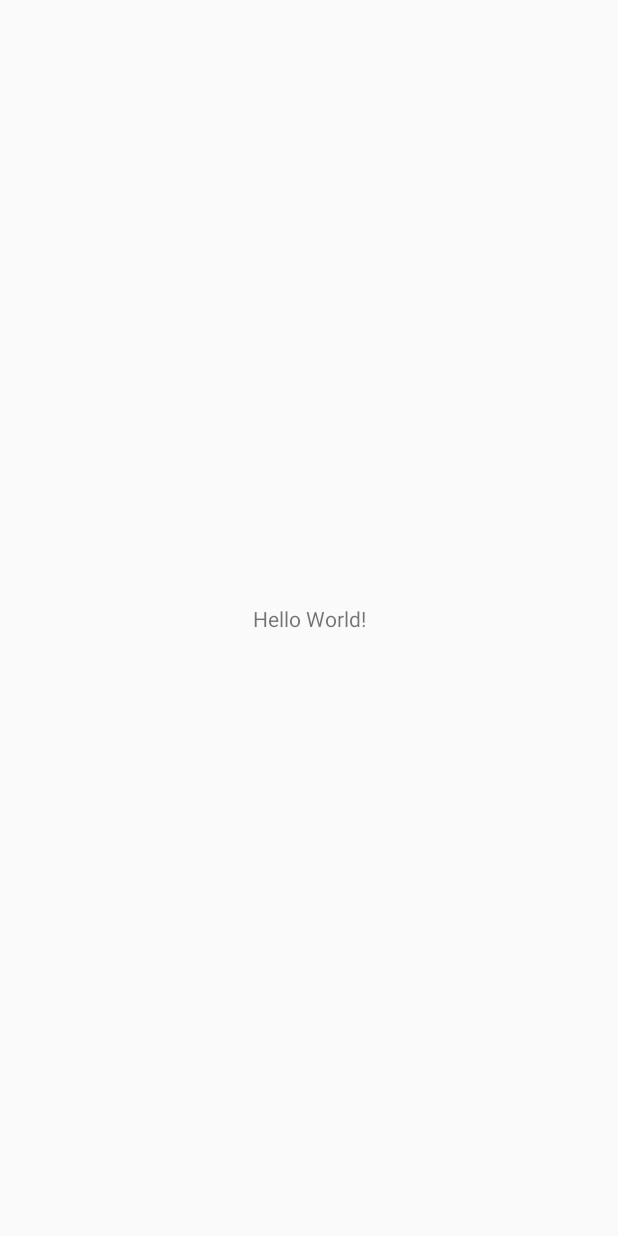
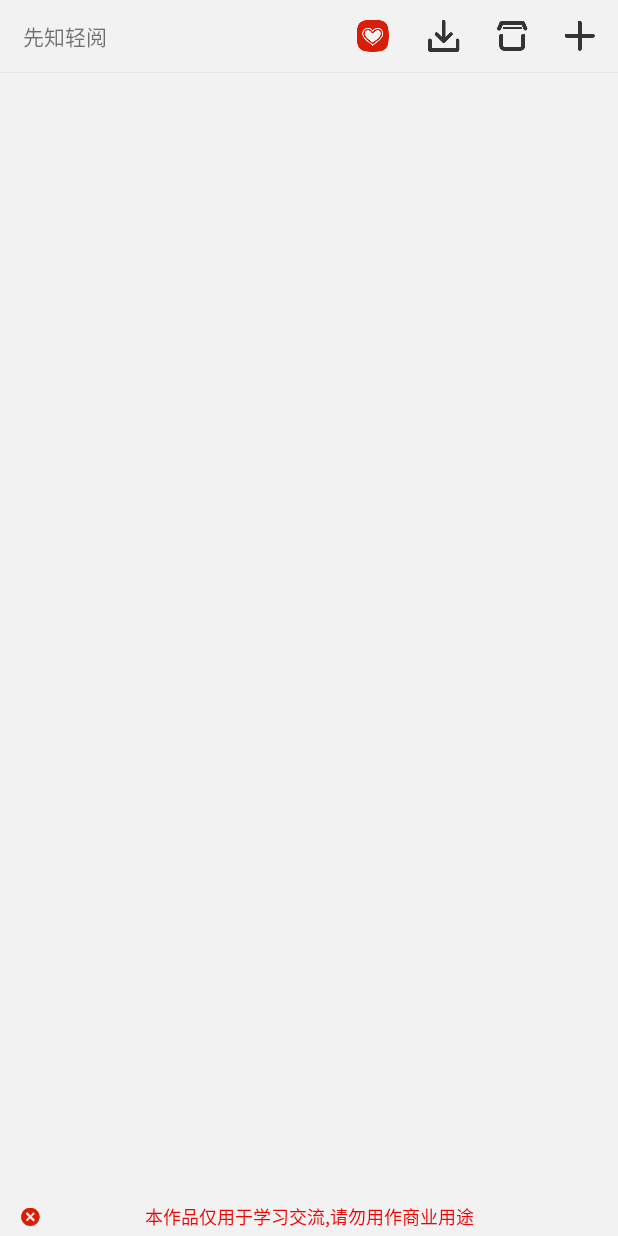
Before and after one commit to chenxianfu/LightRead, an Android app: the screen it shows after launch (MainActivity), on a phone screen of 412 x 824 dp. Before the commit the screen is almost empty. Run offline under Robolectric (Android 15) with nearby library versions, the phone set to English and light mode, and no system bars; libraries missing offline, so code that uses them is left out: com.chad.library.

Commit message:
项目构建相关目录,基本文件提交<2>

```diff
--- a/app/build.gradle
+++ b/app/build.gradle
@@ -30,4 +30,5 @@ dependencies {
 
     compile 'com.android.support.constraint:constraint-layout:1.0.2'
     testCompile 'junit:junit:4.12'
+    compile project(path: ':customer_recycler_library')
 }
--- a/app/src/main/java/com/jushiyun/cxf/lightread/MainActivity.java
+++ b/app/src/main/java/com/jushiyun/cxf/lightread/MainActivity.java
@@ -1,13 +1,75 @@
 package com.jushiyun.cxf.lightread;
 
-import android.support.v7.app.AppCompatActivity;
 import android.os.Bundle;
+import android.view.View;
+import android.widget.ImageButton;
+import android.widget.TextView;
 
-public class MainActivity extends AppCompatActivity {
+import com.jushiyun.cxf.lightread.base.BaseActivity;
+
+/**
+ * Created by cxf on 2017/8/23.
+ *
+ * @title
+ * @describe 主页面
+ * @email chenxianfu_it@163.com
+ */
+public class MainActivity extends BaseActivity {
+
+    private TextView tv_logo; //logo
+    private ImageButton ib_money; //捐赠
+    private ImageButton ib_download; //下载
+    private ImageButton ib_library; //书城
+    private ImageButton ib_add; //本地
+
+    /**
+     * setContentView(R.layout.activity_main_1);  //正常布局
+     * setContentView(R.layout.activity_main);  //用constraintlayout写的布局
+     * @return
+     */
+    @Override
+    public int setLayout() {
+        return R.layout.activity_main_1;
+    }
 
     @Override
-    protected void onCreate(Bundle savedInstanceState) {
-        super.onCreate(savedInstanceState);
-        setContentView(R.layout.activity_main);
+    public void initBaseView() {
+        tv_logo = (TextView) findViewById(R.id.tv_logo);
+        ib_money = (ImageButton) findViewById(R.id.ib_money);
+        ib_download = (ImageButton) findViewById(R.id.ib_download);
+        ib_library = (ImageButton) findViewById(R.id.ib_library);
+        ib_add = (ImageButton) findViewById(R.id.ib_add);
+
+        setListener();
+    }
+
+    private void setListener() {
+        ib_money.setOnClickListener(new View.OnClickListener() {
+            @Override
+            public void onClick(View v) {
+
+            }
+        });
+
+        ib_download.setOnClickListener(new View.OnClickListener() {
+            @Override
+            public void onClick(View v) {
+
+            }
+        });
+
+        ib_library.setOnClickListener(new View.OnClickListener() {
+            @Override
+            public void onClick(View v) {
+
+            }
+        });
+
+        ib_add.setOnClickListener(new View.OnClickListener() {
+            @Override
+            public void onClick(View v) {
+
+            }
+        });
     }
 }
--- /dev/null
+++ b/app/src/main/java/com/jushiyun/cxf/lightread/widget/CustomRecyclerView.java
@@ -0,0 +1,233 @@
+package com.jushiyun.cxf.lightread.widget;
+
+import android.content.Context;
+import android.content.res.TypedArray;
+import android.support.v4.widget.SwipeRefreshLayout;
+import android.support.v7.widget.RecyclerView;
+import android.util.AttributeSet;
+import android.view.View;
+import android.view.ViewGroup;
+import android.widget.LinearLayout;
+import android.widget.TextView;
+
+import com.chad.library.adapter.base.BaseQuickAdapter;
+import com.jushiyun.cxf.lightread.R;
+
+/**
+ * @author mahuafeng
+ * @title
+ * @description 自定义recycleview，集成下拉刷新，上来加载, 侧滑删除
+ * <p>
+ * 1、new 一个adapter extends BaseQucikAdapter()
+ * 2、setOnDataChangeListener实现下拉，上拉
+ * 3、setOnItemClickListener实现item点击
+ * 4、adapter.setItemSlideEnable(true)打开右滑菜单显示功能，要求item布局必须是LinearLayout横布局，分为左右2个部分
+ * @date 16/8/9
+ */
+
+public class CustomRecyclerView extends LinearLayout
+        implements BaseQuickAdapter.RequestLoadMoreListener, BaseQuickAdapter.OnRefreshListener {
+    private static final String TAG = CustomRecyclerView.class.getSimpleName();
+
+    private Context context;
+    private SwipeRefreshLayout srl;
+    private RecyclerView rv;
+    private BaseQuickAdapter adapter;
+
+    private OnDataChangeListener onDataChangeListener;
+    /**
+     * 是否能够上拉加载更多
+     */
+    private boolean load_more_enable = true;
+    private TextView footer;
+
+    private int PAGE_SIZE = 10;
+
+    public CustomRecyclerView(Context context) {
+        super(context);
+        init(context);
+    }
+
+    public CustomRecyclerView(Context context, AttributeSet attrs) {
+        super(context, attrs);
+        init(context);
+
+        TypedArray typedArray = context.obtainStyledAttributes(attrs, R.styleable.CustomRecyclerView);
+        // 设置srl下拉刷新组件是否可用
+        srl.setEnabled(typedArray.getBoolean(R.styleable.CustomRecyclerView_enable_refresh, true));
+        srl.setColorSchemeResources(R.color.blue, R.color.green, R.color.orange, R.color.red);
+
+        typedArray.recycle();
+    }
+
+    public CustomRecyclerView(Context context, AttributeSet attrs, int defStyleAttr) {
+        super(context, attrs, defStyleAttr);
+        init(context);
+    }
+
+    private void init(Context context) {
+        this.context = context;
+
+        setLayoutParams(new ViewGroup.LayoutParams(ViewGroup.LayoutParams.MATCH_PARENT, ViewGroup.LayoutParams.MATCH_PARENT));
+        setOrientation(LinearLayout.VERTICAL);
+
+        srl = new SwipeRefreshLayout(context);
+        srl.setLayoutParams(new LayoutParams(ViewGroup.LayoutParams.MATCH_PARENT, ViewGroup.LayoutParams.MATCH_PARENT));
+        srl.setOnRefreshListener(new OnSwipeRefreshListener());
+
+        rv = new RecyclerView(context);
+        rv.setLayoutParams(new ViewGroup.LayoutParams(ViewGroup.LayoutParams.MATCH_PARENT, ViewGroup.LayoutParams.MATCH_PARENT));
+        rv.setVerticalScrollBarEnabled(true);
+
+        srl.addView(rv);
+        addView(srl);
+
+    }
+
+//    /**
+//     * 给当前的RecyclerView设置适配器
+//     *
+//     * @param adapter     适配器
+//     * @param emptyViewId 当没有内容时是显示的组件
+//     */
+//    public void setAdapter(final BaseQuickAdapter adapter, int emptyViewId, String noDataString) {
+//        View view = LayoutInflater.from(context).inflate(emptyViewId, null);
+//        view.setLayoutParams(new ViewGroup.LayoutParams(ViewGroup.LayoutParams.MATCH_PARENT, ViewGroup.LayoutParams.MATCH_PARENT));
+//        ((TextView) view.findViewById(R.id.tv_no_data)).setText(noDataString);
+//        setAdapter(adapter, view);
+//    }
+
+    public void setAdapter(final BaseQuickAdapter adapter) {
+        setAdapter(adapter, null);
+    }
+
+    public void setAdapter(final BaseQuickAdapter adapter, final View view) {
+        this.adapter = adapter;
+        adapter.setEmptyView(view);
+        //动画
+//        adapter.openLoadAnimation(BaseQuickAdapter.SCALEIN);
+
+        adapter.openLoadMore(PAGE_SIZE, true);
+        adapter.setOnLoadMoreListener(this);
+        adapter.setOnRefreshListener(this);
+        adapter.setOnRecyclerViewItemClickListener(null);
+
+//        adapter.addFooterView(footer);
+
+        rv.setAdapter(adapter);
+    }
+
+    /**
+     * BaseQuickAdapter.RequestLoadMoreListener
+     */
+    @Override
+    public void onLoadMoreRequested() {
+        if (onDataChangeListener != null && load_more_enable) {
+            onDataChangeListener.onLoadMore();
+        }
+    }
+
+    /**
+     * BaseQuickAdapter.OnRefreshListener
+     *
+     * @param refreshEnable
+     */
+    @Override
+    public void onRefreshEnable(boolean refreshEnable) {
+        srl.setEnabled(refreshEnable);
+    }
+
+    /**
+     * 设置上拉刷新和下拉加载更多
+     *
+     * @param onDataChangeListener
+     */
+    public void setOnDataChangeListener(OnDataChangeListener onDataChangeListener) {
+        this.onDataChangeListener = onDataChangeListener;
+    }
+
+    /**
+     * 设置item点击事件
+     *
+     * @param on_item_click
+     */
+    public void setOnItemClickListener(OnRecyclerItemClickListener on_item_click) {
+        adapter.setOnRecyclerViewItemClickListener(on_item_click);
+    }
+
+    /**
+     * 设置SwipeRefreshLayout刷新
+     *
+     * @param refresh
+     */
+    public void setRefreshing(boolean refresh) {
+        if (srl != null) {
+            srl.setRefreshing(refresh);
+        }
+//        adapter.removeFooterView(footer);
+    }
+
+    public void setRefreshEnable(boolean enable) {
+        srl.setEnabled(enable);
+    }
+
+    public boolean isRefreshEnable(boolean enable) {
+        return srl.isEnabled();
+    }
+
+    public void setLoadMoreEnable(boolean enable) {
+        if (adapter != null) {
+            adapter.openLoadMore(PAGE_SIZE, enable);
+        }
+        if (enable) {
+            adapter.removeFooterView(footer);
+            adapter.addFooterView(footer);
+        } else {
+            adapter.removeFooterView(footer);
+        }
+        this.load_more_enable = enable;
+    }
+
+    public boolean isLoadMoreEnable(boolean enable) {
+        return this.load_more_enable;
+    }
+
+    public RecyclerView getRecyclerView() {
+        return rv;
+    }
+
+    public SwipeRefreshLayout getRefreshView() {
+        return srl;
+    }
+
+    public void setHasFixedSize(boolean isHasFixdSize) {
+        rv.setHasFixedSize(isHasFixdSize);
+    }
+
+    public void setLayoutManager(RecyclerView.LayoutManager layoutManager) {
+        rv.setLayoutManager(layoutManager);
+    }
+
+    public void addOnScrollListener(RecyclerView.OnScrollListener listener) {
+        rv.addOnScrollListener(listener);
+    }
+
+    public interface OnDataChangeListener {
+        void onRefresh();
+
+        void onLoadMore();
+    }
+
+    private class OnSwipeRefreshListener implements SwipeRefreshLayout.OnRefreshListener {
+        @Override
+        public void onRefresh() {
+            if (onDataChangeListener != null) {
+                onDataChangeListener.onRefresh();
+            }
+        }
+    }
+
+    public interface OnRecyclerItemClickListener extends BaseQuickAdapter.OnRecyclerViewItemClickListener {
+        //
+    }
+}
--- /dev/null
+++ b/app/src/main/res/drawable/bg_ib_pre.xml
@@ -0,0 +1,4 @@
+<?xml version="1.0" encoding="utf-8"?>
+<selector xmlns:android="http://schemas.android.com/apk/res/android">
+    <item android:drawable="@android:color/transparent"/>
+</selector>
--- /dev/null
+++ b/app/src/main/res/drawable/selector_icon_donwload_main.xml
@@ -0,0 +1,5 @@
+<?xml version="1.0" encoding="utf-8"?>
+<selector xmlns:android="http://schemas.android.com/apk/res/android">
+    <item android:drawable="@drawable/icon_download_main_nor" android:state_pressed="false"/>
+    <item android:drawable="@drawable/icon_download_main_pre" android:state_pressed="true"/>
+</selector>
--- /dev/null
+++ b/app/src/main/res/drawable/selector_iv_add.xml
@@ -0,0 +1,5 @@
+<?xml version="1.0" encoding="utf-8"?>
+<selector xmlns:android="http://schemas.android.com/apk/res/android">
+    <item android:state_pressed="false" android:drawable="@drawable/icon_add_nor"/>
+    <item android:state_pressed="true" android:drawable="@drawable/icon_add_sel"/>
+</selector>
--- /dev/null
+++ b/app/src/main/res/drawable/selector_iv_library.xml
@@ -0,0 +1,5 @@
+<?xml version="1.0" encoding="utf-8"?>
+<selector xmlns:android="http://schemas.android.com/apk/res/android">
+    <item android:state_pressed="false" android:drawable="@drawable/icon_library_nor"/>
+    <item android:state_pressed="true" android:drawable="@drawable/icon_library_sel"/>
+</selector>
--- /dev/null
+++ b/app/src/main/res/layout/activity_main_1.xml
@@ -0,0 +1,104 @@
+<?xml version="1.0" encoding="utf-8"?>
+<RelativeLayout xmlns:android="http://schemas.android.com/apk/res/android"
+    xmlns:app="http://schemas.android.com/apk/res-auto"
+    android:layout_width="match_parent"
+    android:layout_height="match_parent"
+    android:orientation="vertical"
+    android:background="@color/light_grey">
+
+    <LinearLayout
+        android:layout_width="match_parent"
+        android:layout_height="match_parent"
+        android:orientation="vertical">
+
+        <LinearLayout
+            android:layout_width="match_parent"
+            android:layout_height="48dp"
+            android:orientation="horizontal">
+
+            <TextView
+                android:id="@+id/tv_logo"
+                android:layout_width="119dp"
+                android:layout_height="21dp"
+                android:layout_gravity="center_vertical"
+                android:layout_marginLeft="15dp"
+                android:text="@string/app_name"/>
+
+            <View
+                android:layout_width="0dp"
+                android:layout_height="0dp"
+                android:layout_weight="1" />
+
+            <ImageButton
+                android:id="@+id/ib_money"
+                android:layout_width="40dp"
+                android:layout_height="40dp"
+                android:layout_gravity="center_vertical"
+                android:background="@drawable/bg_ib_pre"
+                android:layout_marginRight="5dp"
+                android:src="@drawable/icon_donation2"
+                android:visibility="visible" />
+            <ImageButton
+                android:id="@+id/ib_download"
+                android:layout_width="44dp"
+                android:layout_height="40dp"
+                android:layout_gravity="center_vertical"
+                android:layout_marginRight="3dp"
+                android:background="@drawable/bg_ib_pre"
+                android:src="@drawable/selector_icon_donwload_main"
+                android:transitionName="ic_search" />
+            <ImageButton
+                android:id="@+id/ib_library"
+                android:layout_width="40dp"
+                android:layout_height="40dp"
+                android:layout_gravity="center_vertical"
+                android:layout_marginRight="5dp"
+                android:background="@drawable/bg_ib_pre"
+                android:src="@drawable/selector_iv_library"
+                android:transitionName="ic_search" />
+
+            <ImageButton
+                android:id="@+id/ib_add"
+                android:layout_width="40dp"
+                android:layout_height="40dp"
+                android:layout_gravity="center_vertical"
+                android:layout_marginRight="5dp"
+                android:background="@drawable/bg_ib_pre"
+                android:src="@drawable/selector_iv_add" />
+        </LinearLayout>
+
+        <include layout="@layout/include_line_full"/>
+
+        <com.jushiyun.cxf.lightread.widget.CustomRecyclerView
+            android:id="@+id/crv"
+            android:layout_width="match_parent"
+            android:layout_height="wrap_content"
+            android:scrollbars="vertical" />
+
+
+    </LinearLayout>
+
+    <RelativeLayout
+        android:id="@+id/fl_warn"
+        android:layout_width="match_parent"
+        android:layout_height="25dp"
+        android:layout_alignParentBottom="true">
+        <TextView
+            android:layout_width="match_parent"
+            android:layout_height="match_parent"
+            android:gravity="center"
+            android:text="本作品仅用于学习交流,请勿用作商业用途"
+            android:textSize="12sp"
+            android:textColor="@color/red"
+            android:singleLine="true"
+            android:ellipsize="marquee"/>
+        <ImageView
+            android:id="@+id/iv_warn_close"
+            android:layout_width="35dp"
+            android:layout_height="match_parent"
+            android:paddingLeft="13dp"
+            android:paddingRight="8dp"
+            android:layout_gravity="center_vertical|right"
+            android:src="@drawable/icon_close_red"/>
+    </RelativeLayout>
+</RelativeLayout>
--- /dev/null
+++ b/app/src/main/res/layout/include_line_full.xml
@@ -0,0 +1,12 @@
+<?xml version="1.0" encoding="utf-8"?>
+<LinearLayout xmlns:android="http://schemas.android.com/apk/res/android"
+    android:layout_width="match_parent"
+    android:layout_height="wrap_content"
+    android:orientation="vertical">
+
+    <View
+        android:layout_width="match_parent"
+        android:layout_height="@dimen/line_bg_height"
+        android:background="@color/line_bg"/>
+
+</LinearLayout>
--- a/app/src/main/res/values/styles.xml
+++ b/app/src/main/res/values/styles.xml
@@ -13,6 +13,12 @@
         <item name="android:windowIsTranslucent">true</item>
         <item name="android:windowBackground">@android:color/transparent</item>
     </style>
+
+
+
+    <declare-styleable name="CustomRecyclerView">
+        <attr name="enable_refresh" format="boolean" />
+    </declare-styleable>
 
     <!--<style name="anim_pop_checkaddshelf">-->
         <!--<item name="android:windowEnterAnimation">@anim/anim_pop_checkaddshelf_in</item>-->
```
Also changed, not shown: app/src/main/res/drawable-xxhdpi/icon_close_red.png (added), app/src/main/res/drawable-xxhdpi/icon_donation.png (added), app/src/main/res/drawable-xxhdpi/icon_donation2.png (added), 1 other file.
